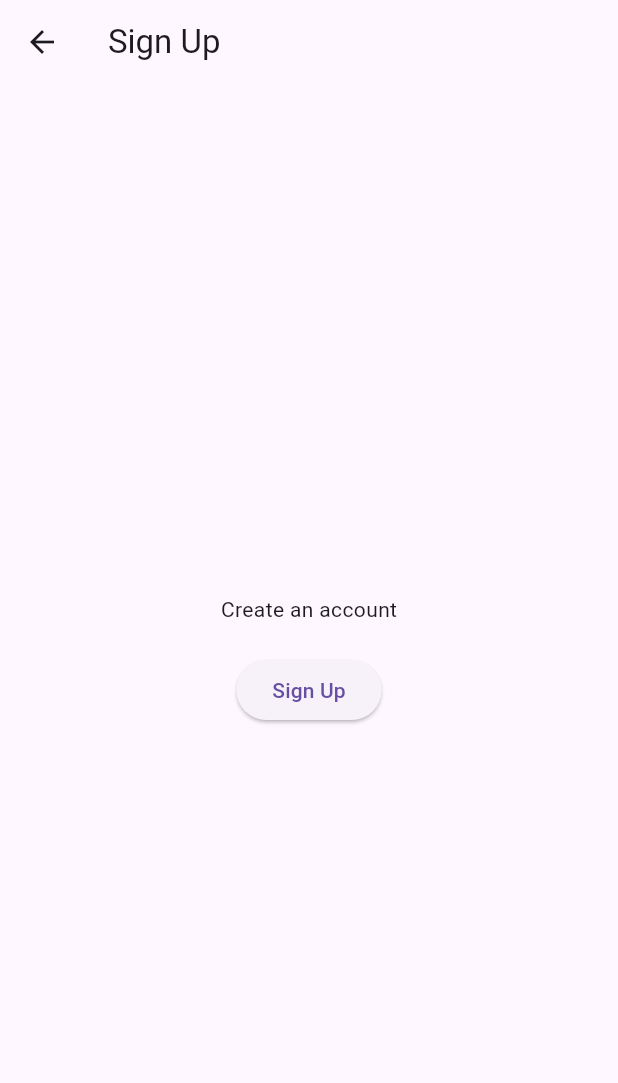
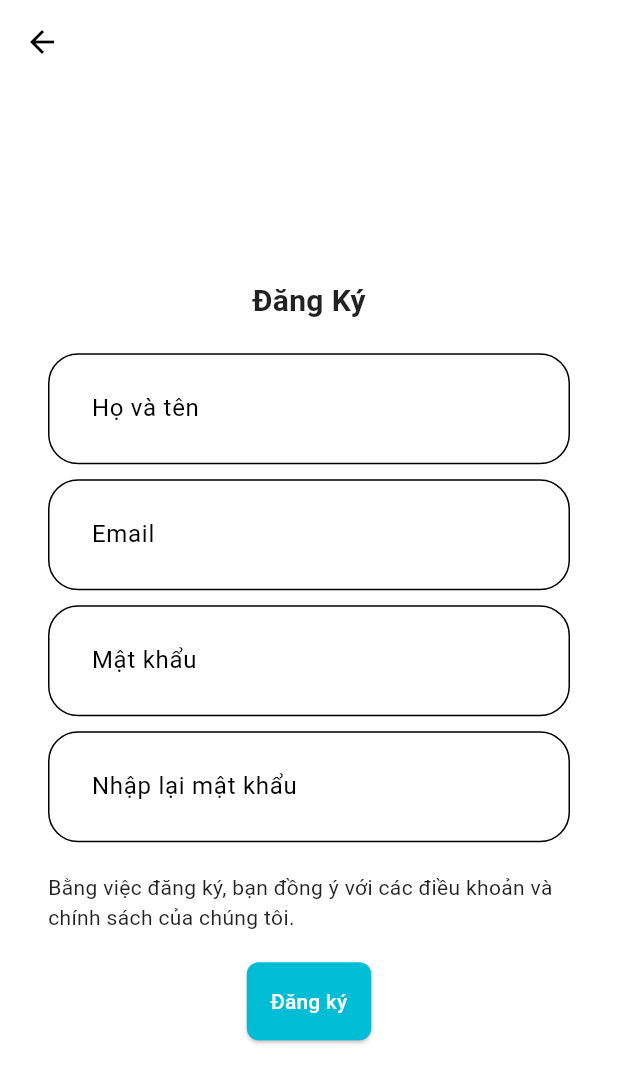
Before and after one commit to snozywolf59/Meme-Cloud, a Flutter app: the SignUpView screen opened directly, on a phone screen of 412 x 824 dp. Shown: the top 1083 px of the screen. Run offline on Flutter 3.47's test engine with Material 3 defaults, Android fonts, the light colour scheme and no system bars; network calls fail.

Commit message:
sign up and sign in basic ui

```diff
--- /dev/null
+++ b/lib/core/configs/theme/dark_theme.dart
@@ -0,0 +1,38 @@
+import 'package:flutter/material.dart';
+
+ThemeData darkTheme = ThemeData(
+  brightness: Brightness.dark,
+  primaryColor: Colors.cyan[700],
+  primarySwatch: Colors.cyan,
+  colorScheme: ColorScheme.dark(
+    primary: Colors.cyan[700]!,
+    secondary: Colors.cyanAccent[400]!,
+    surface: Colors.grey[900]!,
+    error: Colors.red[400]!,
+    onPrimary: Colors.white,
+    onSecondary: Colors.black,
+    onSurface: Colors.white,
+    onError: Colors.black,
+  ),
+  floatingActionButtonTheme: FloatingActionButtonThemeData(
+    backgroundColor: Colors.cyan[700],
+    foregroundColor: Colors.white,
+  ),
+  cardTheme: CardTheme(
+    color: Colors.grey[900],
+    elevation: 1,
+    margin: EdgeInsets.all(8),
+    shape: RoundedRectangleBorder(borderRadius: BorderRadius.circular(12)),
+  ),
+  buttonTheme: ButtonThemeData(
+    buttonColor: Colors.cyan[700],
+    textTheme: ButtonTextTheme.primary,
+    shape: RoundedRectangleBorder(borderRadius: BorderRadius.circular(8)),
+  ),
+  textTheme: TextTheme(
+    displayLarge: TextStyle(color: Colors.white, fontWeight: FontWeight.bold),
+    bodyLarge: TextStyle(color: Colors.white),
+    bodyMedium: TextStyle(color: Colors.white70),
+  ),
+  iconTheme: IconThemeData(color: Colors.cyan[300]),
+);
--- /dev/null
+++ b/lib/core/configs/theme/light_theme.dart
@@ -0,0 +1,53 @@
+import 'package:flutter/material.dart';
+
+ThemeData lightTheme = ThemeData(
+  brightness: Brightness.light,
+  primaryColor: Colors.cyan,
+  primarySwatch: Colors.cyan,
+  colorScheme: ColorScheme.light(
+    primary: Colors.cyan,
+    secondary: Colors.cyanAccent,
+    surface: Colors.white,
+    error: Colors.red,
+    onPrimary: Colors.white,
+    onSecondary: Colors.black,
+    onSurface: Colors.black,
+    onError: Colors.white,
+  ),
+  floatingActionButtonTheme: FloatingActionButtonThemeData(
+    backgroundColor: Colors.cyan,
+    foregroundColor: Colors.white,
+  ),
+  cardTheme: CardTheme(
+    color: Colors.white,
+    elevation: 1,
+    margin: EdgeInsets.all(8),
+    shape: RoundedRectangleBorder(borderRadius: BorderRadius.circular(12)),
+  ),
+  buttonTheme: ButtonThemeData(
+    buttonColor: Colors.red,
+    textTheme: ButtonTextTheme.primary,
+    shape: RoundedRectangleBorder(borderRadius: BorderRadius.circular(8)),
+    padding: EdgeInsets.all(16),
+  ),
+  textTheme: TextTheme(
+    displayLarge: TextStyle(color: Colors.black87, fontWeight: FontWeight.bold),
+    bodyLarge: TextStyle(color: Colors.black87),
+    bodyMedium: TextStyle(color: Colors.black87),
+  ),
+  iconTheme: IconThemeData(color: Colors.cyan[700]),
+  inputDecorationTheme: InputDecorationTheme(
+    border: OutlineInputBorder(
+      borderRadius: BorderRadius.all(Radius.circular(20.0)),
+    ),
+    contentPadding: EdgeInsets.all(25.0),
+  ),
+  scaffoldBackgroundColor: Colors.white,
+  elevatedButtonTheme: ElevatedButtonThemeData(
+    style: ElevatedButton.styleFrom(
+      backgroundColor: Colors.cyan,
+      shape: RoundedRectangleBorder(borderRadius: BorderRadius.circular(8)),
+      padding: EdgeInsets.all(16),
+    ),
+  ),
+);
--- /dev/null
+++ b/lib/core/configs/theme/theme_provider.dart
@@ -0,0 +1,25 @@
+import 'package:flutter/material.dart';
+import 'package:meme_cloud/core/configs/theme/dark_theme.dart';
+import 'package:meme_cloud/core/configs/theme/light_theme.dart';
+
+class ThemeProvider extends ChangeNotifier {
+  ThemeData _themeData = lightTheme;
+
+  ThemeData get themeData => _themeData;
+
+  bool get isDarkMode => _themeData == darkTheme;
+
+  set themeData(ThemeData themeData) {
+    _themeData = themeData;
+    notifyListeners();
+  }
+
+  void toggleTheme() {
+    if (_themeData == lightTheme) {
+      _themeData = darkTheme;
+    } else {
+      _themeData = lightTheme;
+    }
+    notifyListeners();
+  }
+}
--- a/lib/main.dart
+++ b/lib/main.dart
@@ -1,10 +1,10 @@
 import 'package:flutter/material.dart';
 import 'package:meme_cloud/services/user.dart';
-import 'package:meme_cloud/view/dashboard.dart';
-import 'package:meme_cloud/view/start_view.dart';
+import 'package:meme_cloud/presentation/view/dashboard.dart';
+import 'package:meme_cloud/presentation/view/start_view.dart';
 import 'package:provider/provider.dart';
 
-import 'package:meme_cloud/themes/theme_provider.dart';
+import 'package:meme_cloud/core/configs/theme/theme_provider.dart';
 
 void main() => runApp(
   ChangeNotifierProvider(
--- a/lib/view/dashboard.dart
+++ b/lib/presentation/view/dashboard.dart
@@ -1,7 +1,7 @@
 import 'package:flutter/material.dart';
-import 'package:meme_cloud/view/home_view.dart';
-import 'package:meme_cloud/view/search_view.dart';
-import 'package:meme_cloud/view/trending_view.dart';
+import 'package:meme_cloud/presentation/view/home_view.dart';
+import 'package:meme_cloud/presentation/view/search_view.dart';
+import 'package:meme_cloud/presentation/view/trending_view.dart';
 import 'package:meme_cloud/services/user.dart';
 
 class DashBoard extends StatelessWidget {
--- /dev/null
+++ b/lib/presentation/view/sign_up_view.dart
@@ -0,0 +1,51 @@
+import 'package:flutter/material.dart';
+
+class SignUpView extends StatelessWidget {
+  const SignUpView({super.key});
+  @override
+  Widget build(BuildContext context) {
+    return Scaffold(
+      appBar: AppBar(),
+      body: Padding(
+        padding: const EdgeInsets.all(32.0),
+        child: Column(
+          mainAxisAlignment: MainAxisAlignment.center,
+          children: [
+            const Text(
+              'Đăng Ký',
+              style: TextStyle(fontSize: 20, fontWeight: FontWeight.bold),
+            ),
+            const SizedBox(height: 20),
+            const TextField(
+              decoration: InputDecoration(labelText: 'Họ và tên'),
+            ),
+            const SizedBox(height: 10),
+            const TextField(decoration: InputDecoration(labelText: 'Email')),
+            const SizedBox(height: 10),
+            const TextField(
+              decoration: InputDecoration(labelText: 'Mật khẩu'),
+              obscureText: true,
+            ),
+            const SizedBox(height: 10),
+            const TextField(
+              decoration: InputDecoration(labelText: 'Nhập lại mật khẩu'),
+              obscureText: true,
+            ),
+            const SizedBox(height: 20),
+            const Text(
+              'Bằng việc đăng ký, bạn đồng ý với các điều khoản và chính sách của chúng tôi.',
+            ),
+            const SizedBox(height: 20),
+            ElevatedButton(
+              onPressed: () {},
+              child: const Text(
+                'Đăng ký',
+                style: TextStyle(color: Colors.white),
+              ),
+            ),
+          ],
+        ),
+      ),
+    );
+  }
+}
--- a/lib/view/start_view.dart
+++ b/lib/presentation/view/start_view.dart
@@ -1,6 +1,6 @@
 import 'package:flutter/material.dart';
-import 'package:meme_cloud/view/log_in_view.dart';
-import 'package:meme_cloud/view/sign_up_view.dart';
+import 'package:meme_cloud/presentation/view/log_in_view.dart';
+import 'package:meme_cloud/presentation/view/sign_up_view.dart';
 
 class StartView extends StatelessWidget {
   const StartView({super.key});
@@ -16,9 +16,15 @@ class StartView extends StatelessWidget {
             const SizedBox(height: 20),
             ElevatedButton(
               onPressed: () {
-                Navigator.push(context, MaterialPageRoute(builder: (context) => const LogInView()));
+                Navigator.push(
+                  context,
+                  MaterialPageRoute(builder: (context) => const LogInView()),
+                );
               },
-              child: const Text('Login'),
+              child: const Text(
+                'Đăng nhập',
+                style: TextStyle(color: Colors.white),
+              ),
             ),
             const SizedBox(height: 10),
             ElevatedButton(
@@ -28,7 +34,10 @@ class StartView extends StatelessWidget {
                   MaterialPageRoute(builder: (context) => const SignUpView()),
                 );
               },
-              child: const Text('Sign Up'),
+              child: const Text(
+                'Đăng Ký',
+                style: TextStyle(color: Colors.white),
+              ),
             ),
           ],
         ),
--- a/lib/themes/theme_provider.dart
+++ /dev/null
@@ -1,23 +0,0 @@
-import 'package:flutter/material.dart';
-
-class ThemeProvider extends ChangeNotifier {
-  ThemeData _themeData = ThemeData.light();
-
-  ThemeData get themeData => _themeData;
-
-  bool get isDarkMode => _themeData == ThemeData.dark();
-
-  set themeData(ThemeData themeData) {
-    _themeData = themeData;
-    notifyListeners();
-  }
-
-  void toggleTheme() {
-    if (_themeData == ThemeData.light()) {
-      _themeData = ThemeData.dark();
-    } else {
-      _themeData = ThemeData.light();
-    }
-    notifyListeners();
-  }
-}
--- a/lib/view/sign_up_view.dart
+++ /dev/null
@@ -1,26 +0,0 @@
-import 'package:flutter/material.dart';
-
-class SignUpView extends StatelessWidget {
-  const SignUpView({super.key});
-  @override
-  Widget build(BuildContext context) {
-    return Scaffold(
-      appBar: AppBar(title: const Text('Sign Up')),
-      body: Center(
-        child: Column(
-          mainAxisAlignment: MainAxisAlignment.center,
-          children: [
-            const Text('Create an account'),
-            const SizedBox(height: 20),
-            ElevatedButton(
-              onPressed: () {
-                // Handle sign up action
-              },
-              child: const Text('Sign Up'),
-            ),
-          ],
-        ),
-      ),
-    );
-  }
-}
```
Also changed, not shown: lib/auth/user_provider.dart (deleted, +0 -10 lines), lib/presentation/view/home_view.dart (added, +97 -0 lines), lib/presentation/view/log_in_view.dart (added, +51 -0 lines), lib/presentation/view/spash_view.dart (added, +21 -0 lines), lib/presentation/widgets/song_card.dart (renamed from lib/widgets/song_card.dart, +8 -1 lines), lib/view/home_view.dart (deleted, +0 -57 lines), lib/view/log_in_view.dart (deleted, +0 -32 lines), lib/presentation/view/search_view.dart (renamed from lib/view/search_view.dart), lib/presentation/view/trending_view.dart (renamed from lib/view/trending_view.dart), lib/view_model/card.dart (deleted).
